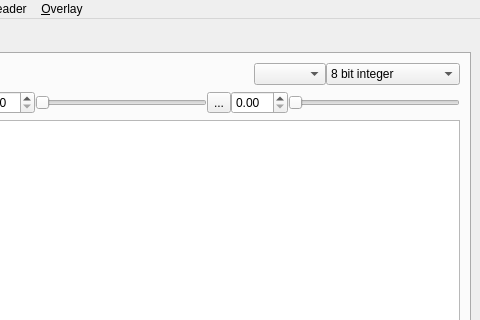
Above: view_image.ui from frankyeh/DSI-Studio before the change; both pictures show x 274 to 754 and y 0 to 320 of the 754 by 632 pixel window. Below: the same form after it.
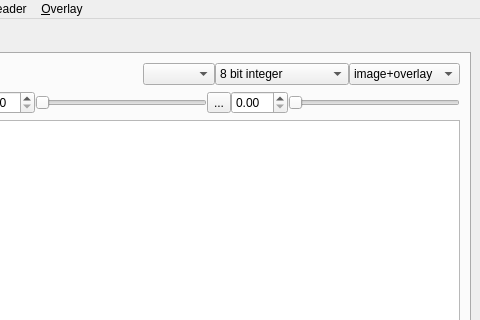
That is the form after the change. Icons and pictures are not drawn. Custom widgets are drawn as their Qt base class.

Patch:
```diff
--- a/view_image.ui
+++ b/view_image.ui
@@ -80,6 +80,31 @@
             </item>
            </widget>
           </item>
+          <item>
+           <widget class="QComboBox" name="overlay_style">
+            <property name="sizeAdjustPolicy">
+             <enum>QComboBox::AdjustToContentsOnFirstShow</enum>
+            </property>
+            <property name="frame">
+             <bool>true</bool>
+            </property>
+            <item>
+             <property name="text">
+              <string>image+overlay</string>
+             </property>
+            </item>
+            <item>
+             <property name="text">
+              <string>overlay only</string>
+             </property>
+            </item>
+            <item>
+             <property name="text">
+              <string>image only</string>
+             </property>
+            </item>
+           </widget>
+          </item>
          </layout>
         </item>
         <item>
```
